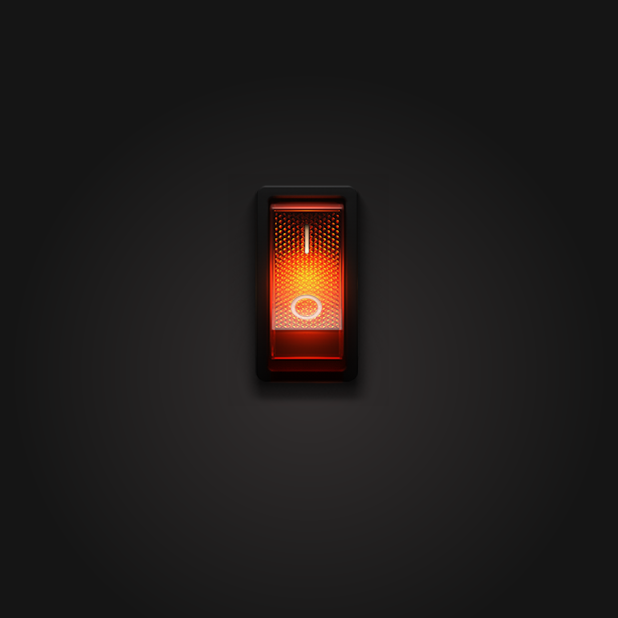
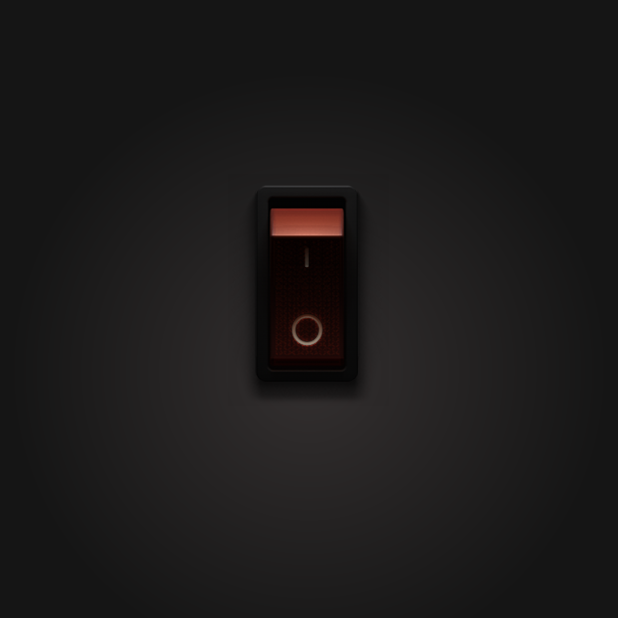
Before and after one commit to rasikag/FlashLight, an Android app: the screen it shows after launch (FlashLightActivity), on a phone screen of 412 x 824 dp, the top half of it. Run offline under Robolectric (Android 15) with nearby library versions, the phone set to English and light mode, and no system bars.

Commit message:
change app start to switch off state

```diff
--- a/app/src/main/java/com/rasikag/androidflashlight/FlashLightActivity.java
+++ b/app/src/main/java/com/rasikag/androidflashlight/FlashLightActivity.java
@@ -24,6 +24,7 @@ public class FlashLightActivity extends AppCompatActivity {
 
     @Override
     protected void onCreate(Bundle savedInstanceState) {
+
         super.onCreate(savedInstanceState);
         setContentView(R.layout.activity_flash_light);
 
@@ -47,6 +48,8 @@ public class FlashLightActivity extends AppCompatActivity {
         }
 
         getCamera();
+
+        isFlashOn = false;
 
         toggleButtonImage();
 
@@ -119,6 +122,7 @@ public class FlashLightActivity extends AppCompatActivity {
     }
 
     private void playSound() {
+
         if (isFlashOn) {
             mMediaPlayer = MediaPlayer.create(FlashLightActivity.this, R.raw.light_switch_off);
         } else {
@@ -133,6 +137,7 @@ public class FlashLightActivity extends AppCompatActivity {
 
         });
         mMediaPlayer.start();
+
     }
 
     @Override
@@ -144,9 +149,9 @@ public class FlashLightActivity extends AppCompatActivity {
     @Override
     protected void onResume() {
         super.onResume();
-        if (isDeviceHasFlas) {
-            turnOnFlash();
-        }
+//        if (isDeviceHasFlas) {
+//            turnOnFlash();
+//        }
     }
 
     @Override
@@ -163,4 +168,5 @@ public class FlashLightActivity extends AppCompatActivity {
             mCamera = null;
         }
     }
+
 }
--- a/app/src/main/res/layout/content_flash_light.xml
+++ b/app/src/main/res/layout/content_flash_light.xml
@@ -19,7 +19,7 @@
         android:layout_height="wrap_content"
         android:layout_centerHorizontal="true"
         android:layout_marginTop="100dip"
-        android:src="@drawable/btn_switch_on"
+        android:src="@drawable/btn_switch_off"
         android:background="@null"
         android:contentDescription="@null"
         />
```
